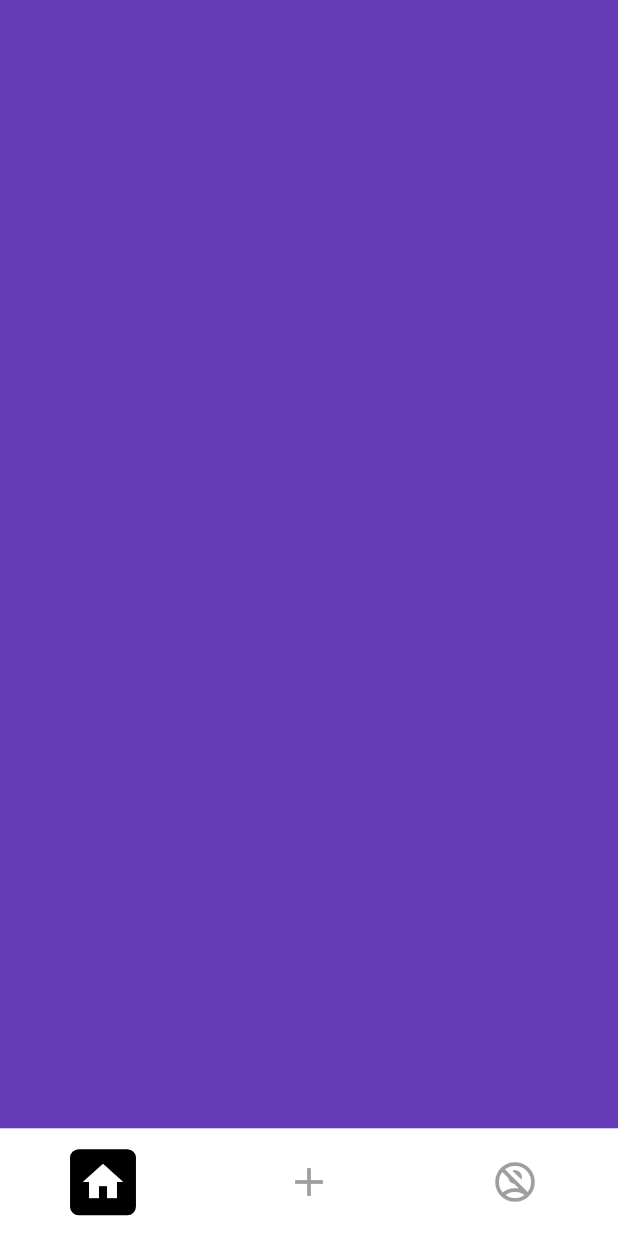
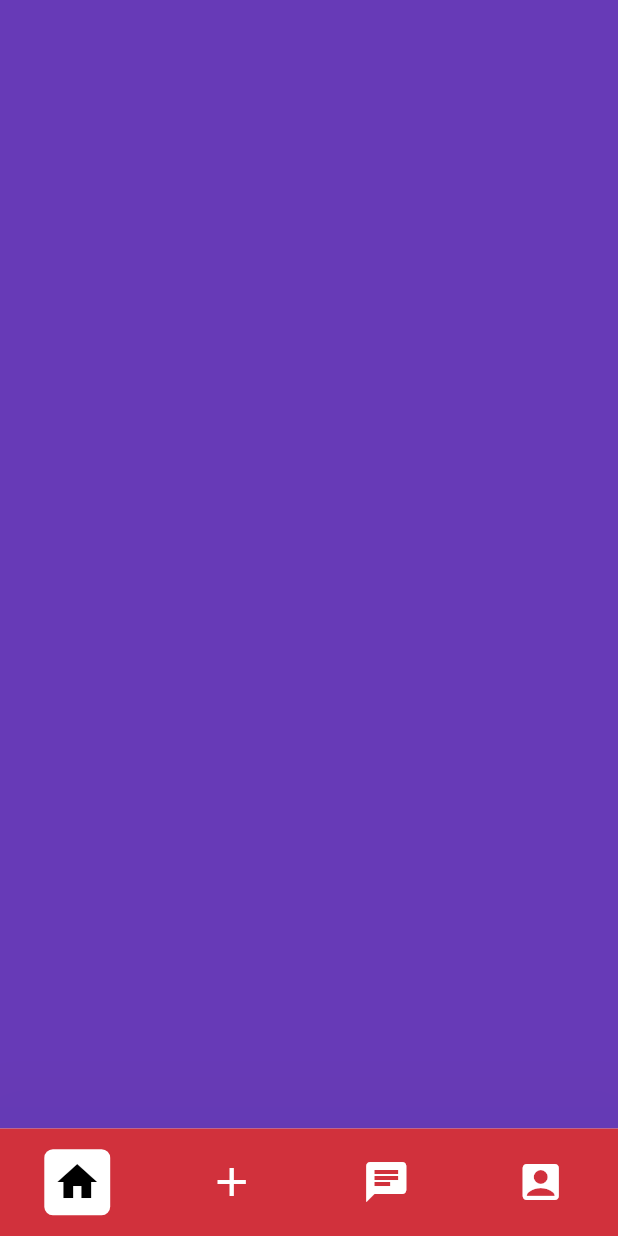
Before and after one commit to savagecarol/event_app, a Flutter app: the screen it shows after launch, on a phone screen of 412 x 824 dp. Run offline on Flutter 3.47's test engine with Material 2 defaults, Android fonts, the phone set to English and light mode, and no system bars; our stand-ins replace flutter_screenutil, fluttertoast, get.

```diff
--- a/lib/presentation/SplashPage.dart
+++ b/lib/presentation/SplashPage.dart
@@ -1,6 +1,8 @@
+import 'package:connect/presentation/pages/Chat.dart';
 import 'package:connect/presentation/pages/home_pages.dart';
 import 'package:connect/presentation/pages/post.dart';
 import 'package:connect/presentation/pages/profile.dart';
+import 'package:connect/utils/colors_constants.dart';
 import 'package:connect/utils/global.dart';
 import 'package:flutter/material.dart';
 import 'package:flutter_screenutil/flutter_screenutil.dart';
@@ -15,6 +17,8 @@ class SplashPage extends StatelessWidget {
       case 1:
         return Post();
       case 2:
+        return Chat();
+      case 3:
         return Profile();
       default:
         return HomePage();
@@ -24,6 +28,8 @@ class SplashPage extends StatelessWidget {
   _getBottomBar() {
     print(globalController.globalvariable.value.counter);
     return Card(
+      color: ColorConstants.red,
+      elevation: 100,
       shape: const RoundedRectangleBorder(borderRadius: BorderRadius.zero),
       margin: const EdgeInsets.all(0),
       child: Row(
@@ -31,7 +37,8 @@ class SplashPage extends StatelessWidget {
         children: <Widget>[
           _getBottomBarItem(index: 0, icontab: Icons.home),
           _getBottomBarItem(index: 1, icontab: Icons.add),
-          _getBottomBarItem(index: 2, icontab: Icons.no_accounts_outlined),
+          _getBottomBarItem(index: 2, icontab: Icons.chat),
+          _getBottomBarItem(index: 3, icontab: Icons.account_box),
         ],
       ),
     );
@@ -54,7 +61,7 @@ class SplashPage extends StatelessWidget {
               padding: EdgeInsets.all(5.h),
               decoration: BoxDecoration(
                 color: globalController.globalvariable.value.counter == index
-                    ? Colors.black
+                    ? Colors.white
                     : Colors.transparent,
                 borderRadius: BorderRadius.circular(5.r),
               ),
@@ -62,8 +69,8 @@ class SplashPage extends StatelessWidget {
                 child: Icon(
                   icontab,
                   color: globalController.globalvariable.value.counter == index
-                      ? Colors.white
-                      : Colors.black38,
+                      ? Colors.black
+                      : Colors.white,
                   size: 32,
                 ),
               ),
```
Also changed, not shown: lib/presentation/components/custom_snippet.dart (+46 -6 lines), lib/presentation/pages/Chat.dart (added, +12 -0 lines), lib/presentation/pages/profile.dart (+19 -10 lines), lib/main.dart (line endings or trailing spaces).
